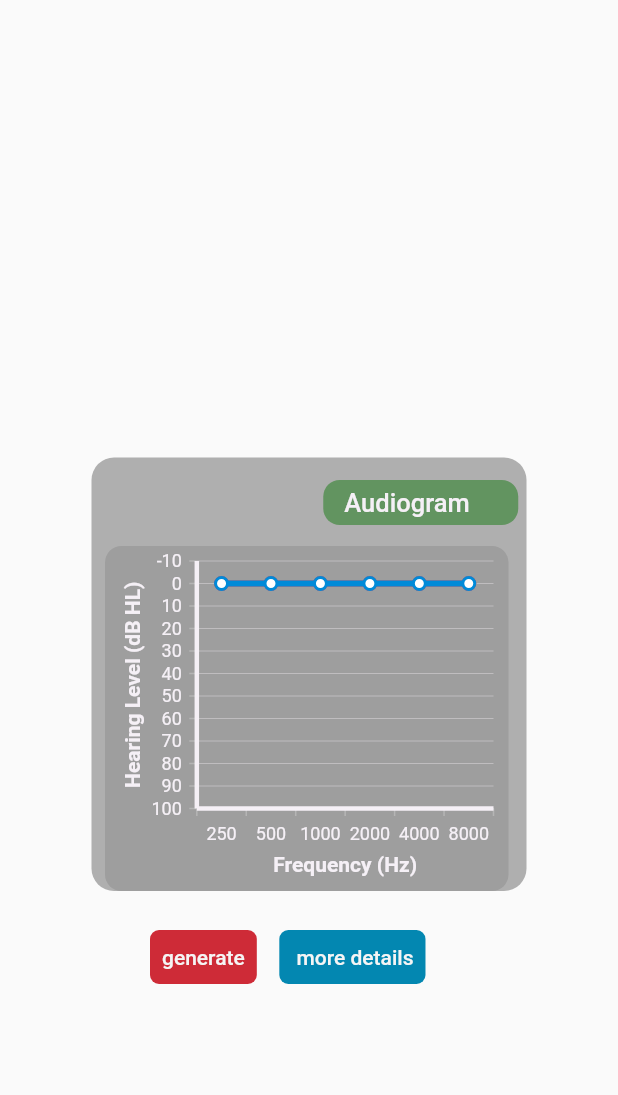
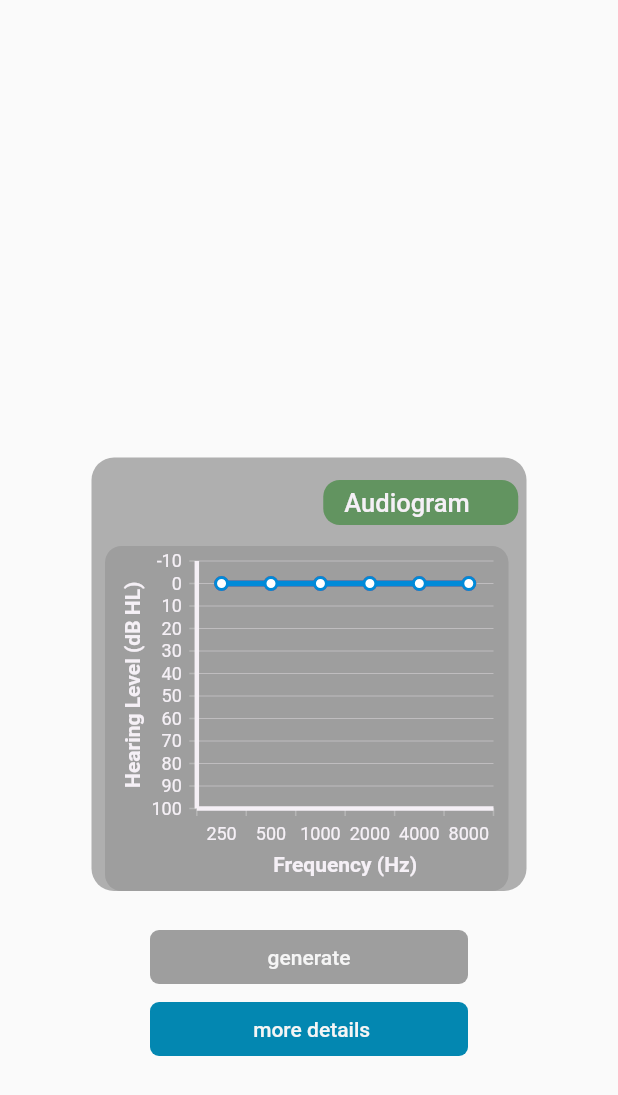
Before and after one commit to Chanoknans/Senior-Project, a Flutter app: the AudiogramLineChart widget shown alone on an empty page, opened directly, on a phone screen of 412 x 824 dp. Shown: the top 1095 px of the screen. Run offline on Flutter 3.47's test engine with Material 2 defaults, Android fonts, the phone set to English and light mode, and no system bars; our stand-ins replace card_swiper, cloud_firestore, firebase_auth, firebase_core, firebase_storage, flutter_bloc and 6 more; missing offline and left inert: flutter_sound; accounts and stored records are empty; project files that could hold a hidden picture were left out.

Commit message:
update code

```diff
--- a/lib/Page/components/bottom_app_bar.dart
+++ b/lib/Page/components/bottom_app_bar.dart
@@ -12,14 +12,14 @@ import 'package:line_icons/line_icons.dart';
 import 'package:firebase_auth/firebase_auth.dart';
 import 'package:cloud_firestore/cloud_firestore.dart';
 
-class BottomAppBarbar extends StatefulWidget {
-  BottomAppBarbar({Key? key}) : super(key: key);
+class Dashboard extends StatefulWidget {
+  Dashboard({Key? key}) : super(key: key);
 
   @override
-  _BottomAppBarbarState createState() => _BottomAppBarbarState();
+  _DashboardState createState() => _DashboardState();
 }
 
-class _BottomAppBarbarState extends State<BottomAppBarbar> {
+class _DashboardState extends State<Dashboard> {
   /*@override
   Widget build(BuildContext context) {return Container();*/
 
@@ -299,7 +299,7 @@ void _showDialog(BuildContext context) {
                     context,
                     MaterialPageRoute(
                       builder: (context) {
-                        return BottomAppBarbar();
+                        return Dashboard();
                       },
                     ),
                   );
--- a/lib/Page/components/custom_app_bar.dart
+++ b/lib/Page/components/custom_app_bar.dart
@@ -17,7 +17,7 @@ class CustomAppBar extends StatelessWidget implements PreferredSizeWidget {
           Navigator.push(
             context,
             FadeRoute(
-              page: BottomAppBarbar(),
+              page: Dashboard(),
             ),
           );
         },
--- a/lib/Page/components/line_char.dart
+++ b/lib/Page/components/line_chart.dart
@@ -20,12 +20,15 @@ class AudiogramLineChart extends StatelessWidget {
       builder: (context, state) => Padding(
         padding: EdgeInsets.only(top: 280, left: 0),
         child: Container(
+          width: MediaQuery.of(context).size.width,
           child: Column(
             children: [
               SizedBox(
                 height: 25,
               ),
               Column(
+                mainAxisAlignment: MainAxisAlignment.center,
+                crossAxisAlignment: CrossAxisAlignment.center,
                 children: [
                   Container(
                     width: 290,
@@ -222,24 +225,35 @@ class AudiogramLineChart extends StatelessWidget {
                   vertical: 10,
                   horizontal: 100,
                 ),
-                child: Row(
+                child: Column(
+                  mainAxisSize: MainAxisSize.max,
                   children: [
-                    TextButton(
-                      onPressed: () {
+                    BlocSelector<HomePageCubit, HomePageState, List?>(
+                      selector: (state) => state.coeff,
+                      builder: (_, coeff) {
+                        return Container(
+                          width: MediaQuery.of(context).size.width,
+                          child: TextButton(
+                            onPressed: coeff != null
+                                ? () {
                                     Navigator.push(
                                       context,
                                       FadeRoute(
                                         page: HearingAidss(),
                                       ),
                                     );
-                      },
+                                  }
+                                : null,
                             style: ButtonStyle(
                               foregroundColor:
                                   MaterialStateProperty.all<Color>(white),
-                        backgroundColor:
-                            MaterialStateProperty.all<Color>(redtext),
-                        shape:
-                            MaterialStateProperty.all<RoundedRectangleBorder>(
+                              backgroundColor: coeff != null
+                                  ? MaterialStateProperty.all<Color>(redtext)
+                                  : MaterialStateProperty.all<Color>(
+                                      Colors.grey,
+                                    ),
+                              shape: MaterialStateProperty.all<
+                                  RoundedRectangleBorder>(
                                 RoundedRectangleBorder(
                                   borderRadius: BorderRadius.circular(6),
                                 ),
@@ -247,10 +261,15 @@ class AudiogramLineChart extends StatelessWidget {
                             ),
                             child: Text("generate"),
                           ),
+                        );
+                      },
+                    ),
                     SizedBox(
                       width: 15,
                     ),
-                    TextButton(
+                    Container(
+                      width: MediaQuery.of(context).size.width,
+                      child: TextButton(
                         onPressed: () {
                           Navigator.push(
                             context,
@@ -262,7 +281,8 @@ class AudiogramLineChart extends StatelessWidget {
                         style: ButtonStyle(
                           foregroundColor:
                               MaterialStateProperty.all<Color>(white),
-                        backgroundColor: MaterialStateProperty.all<Color>(blue),
+                          backgroundColor:
+                              MaterialStateProperty.all<Color>(blue),
                           shape:
                               MaterialStateProperty.all<RoundedRectangleBorder>(
                             RoundedRectangleBorder(
@@ -271,6 +291,7 @@ class AudiogramLineChart extends StatelessWidget {
                           ),
                         ),
                         child: Text(" more details"),
+                      ),
                     )
                   ],
                 ),
--- a/lib/Page/hearing_test_slider.dart
+++ b/lib/Page/hearing_test_slider.dart
@@ -33,8 +33,8 @@ class HearingTestSlider extends StatelessWidget {
             ),
             child: RichText(
               text: TextSpan(
-                text: 'การทดสอบวันที่ \n'
-                    '${DateTime.now()}\n',
+                text: 'การทดสอบวันที่: '
+                    '${data[index]["created_date"].toDate()}\n',
                 style: TextStyle(
                   fontSize: 16,
                   fontFamily: 'Prompt',
--- a/lib/Page/landing_page.dart
+++ b/lib/Page/landing_page.dart
@@ -2,7 +2,7 @@ import 'package:flutter/material.dart';
 import 'package:hearing_aid/constant.dart';
 import 'package:hearing_aid/page/login_page.dart';
 
-class Page1 extends StatelessWidget {
+class LandingPage extends StatelessWidget {
   @override
   Widget build(BuildContext context) {
     return Scaffold(
--- /dev/null
+++ b/lib/bloc/application_state.dart
@@ -0,0 +1,26 @@
+import 'package:firebase_auth/firebase_auth.dart';
+import 'package:hearing_aid/models/profile.dart';
+
+class ApplicationState {
+  final User? currentUser;
+  final bool toggleLoading;
+  final Profile? userProfile;
+
+  ApplicationState({
+    this.currentUser,
+    this.toggleLoading = false,
+    this.userProfile,
+  });
+
+  ApplicationState copyWith({
+    User? currentUser,
+    bool? toggleLoading,
+    Profile? userProfile,
+  }) {
+    return ApplicationState(
+      currentUser: currentUser ?? this.currentUser,
+      toggleLoading: toggleLoading ?? this.toggleLoading,
+      userProfile: userProfile ?? this.userProfile,
+    );
+  }
+}
--- a/lib/bloc/home_page_cubit.dart
+++ b/lib/bloc/home_page_cubit.dart
@@ -1,31 +1,32 @@
 import 'package:cloud_firestore/cloud_firestore.dart';
-import 'package:firebase_auth/firebase_auth.dart';
 import 'package:flutter_bloc/flutter_bloc.dart';
+import 'package:hearing_aid/bloc/application_cubit.dart';
 import 'package:hearing_aid/bloc/home_page_state.dart';
 
 class HomePageCubit extends Cubit<HomePageState> {
-  HomePageCubit() : super(HomePageState());
+  ApplicationCubit appCubit;
 
-  final FirebaseAuth auth = FirebaseAuth.instance;
+  HomePageCubit(this.appCubit) : super(HomePageState()) {
+    // streamCurrentCoeff();
+  }
 
   Future<void> init() async {
     print('land');
   }
 
   Future<void> getHearingResult(String docID) async {
-    print(docID);
-
     FirebaseFirestore.instance
         .collection("users")
-        .doc(auth.currentUser!.uid)
+        .doc(appCubit.state.currentUser!.uid)
         .collection("audiogram_history")
         .doc(docID)
         .get()
         .then((value) {
       if (value.exists) {
-        print(value.data());
+        emit(state.copyWith(currentDoc: docID));
         emit(state.copyWith(leftEar: value.data()!['Left']));
         emit(state.copyWith(rightEar: value.data()!['Right']));
+        emit(state.copyWith(coeff: value.data()!['LPFcoeff_Left']));
       }
     }).whenComplete(() {
       print('success');
--- a/lib/bloc/home_page_state.dart
+++ b/lib/bloc/home_page_state.dart
@@ -1,19 +1,27 @@
 class HomePageState {
+  final String? currentDoc;
   final List leftEar;
   final List rightEar;
+  final List? coeff;
 
   HomePageState({
+    this.currentDoc,
     this.leftEar = const [0, 0, 0, 0, 0, 0],
     this.rightEar = const [0, 0, 0, 0, 0, 0],
+    this.coeff,
   });
 
   HomePageState copyWith({
+    String? currentDoc,
     List? leftEar,
     List? rightEar,
+    List? coeff,
   }) {
     return HomePageState(
+      currentDoc: currentDoc ?? this.currentDoc,
       leftEar: leftEar ?? this.leftEar,
       rightEar: rightEar ?? this.rightEar,
+      coeff: coeff,
     );
   }
 }
--- a/lib/models/profile.dart
+++ b/lib/models/profile.dart
@@ -1,19 +1,21 @@
+import 'package:cloud_firestore/cloud_firestore.dart';
+
 class Profile {
-  String email;
-  String password;
-  String confirmpassword;
-  String name;
-  String gen;
-  String date;
-  String imageUrl;
+  String? email;
+  String? password;
+  String? confirmpassword;
+  String? name;
+  String? gen;
+  Timestamp? date;
+  String? imageUrl;
 
   Profile({
-    required this.email,
-    required this.password,
-    required this.confirmpassword,
-    required this.date,
-    required this.gen,
-    required this.name,
-    required this.imageUrl,
+    this.email,
+    this.password,
+    this.confirmpassword,
+    this.date,
+    this.gen,
+    this.name,
+    this.imageUrl,
   });
 }
```
Also changed, not shown: lib/Page/create_page.dart (+5 -12 lines), lib/Page/home_page.dart (+13 -4 lines), lib/Page/login_page.dart (+23 -22 lines), lib/Page/profile_page.dart (+13 -51 lines), lib/Page/register_page.dart (+3 -11 lines), lib/bloc/application_cubit.dart (added, +91 -0 lines), lib/main.dart (+5 -2 lines). Lines whose indentation alone changed are shown as unchanged.
